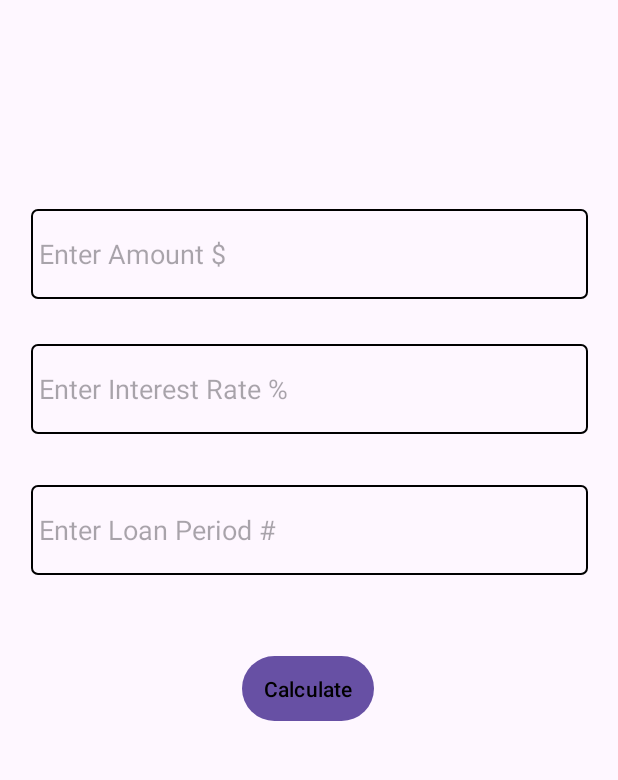
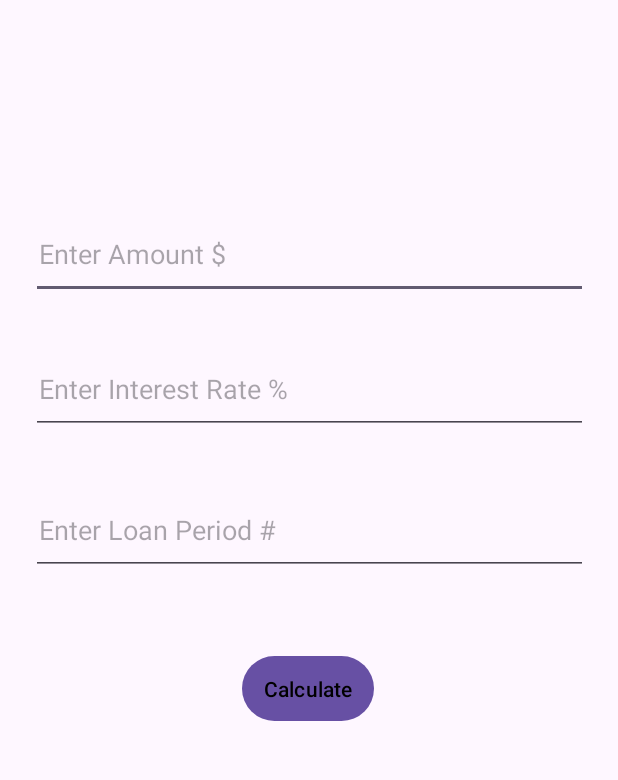
Before and after one commit to Hxnzo/MobileApp_Assignment_1, an Android app: the screen it shows after launch (MainActivity), on a phone screen of 412 x 824 dp, the part 85-865 px from its top. Run offline under Robolectric (Android 15) with nearby library versions, the phone set to English and light mode, and no system bars.

Commit message:
final updates

```diff
--- a/app/src/main/res/drawable/spinner_border.xml
+++ /dev/null
@@ -1,13 +0,0 @@
-<?xml version="1.0" encoding="utf-8"?>
-<layer-list xmlns:android="http://schemas.android.com/apk/res/android">
-    <!-- Border Shape -->
-    <item>
-        <shape android:shape="rectangle">
-            <solid android:color="@android:color/transparent" />
-            <corners android:radius="4dp" />
-            <stroke
-                android:width="1dp"
-            android:color="#000000" />
-        </shape>
-    </item>
-</layer-list>
--- a/app/src/main/res/layout/activity_main.xml
+++ b/app/src/main/res/layout/activity_main.xml
@@ -36,7 +36,6 @@
         android:layout_width="371dp"
         android:layout_height="60dp"
         android:hint="Enter Amount $"
-        android:background="@drawable/spinner_border"
         android:padding="5dp"
         android:inputType="number|numberDecimal"
         app:layout_constraintBottom_toBottomOf="parent"
@@ -51,7 +50,6 @@
         android:layout_height="60dp"
         android:hint="Enter Interest Rate %"
         android:layout_marginTop="30dp"
-        android:background="@drawable/spinner_border"
         android:padding="5dp"
         android:inputType="number|numberDecimal"
         app:layout_constraintBottom_toBottomOf="parent"
@@ -66,7 +64,6 @@
         android:layout_height="60dp"
         android:hint="Enter Loan Period #"
         android:layout_marginTop="30dp"
-        android:background="@drawable/spinner_border"
         android:padding="5dp"
         android:inputType="numberDecimal"
         app:layout_constraintBottom_toBottomOf="parent"
```
